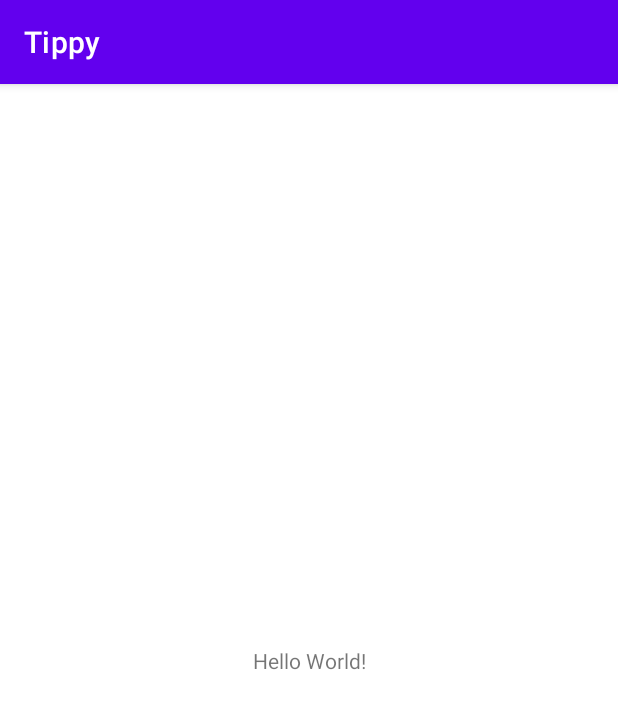
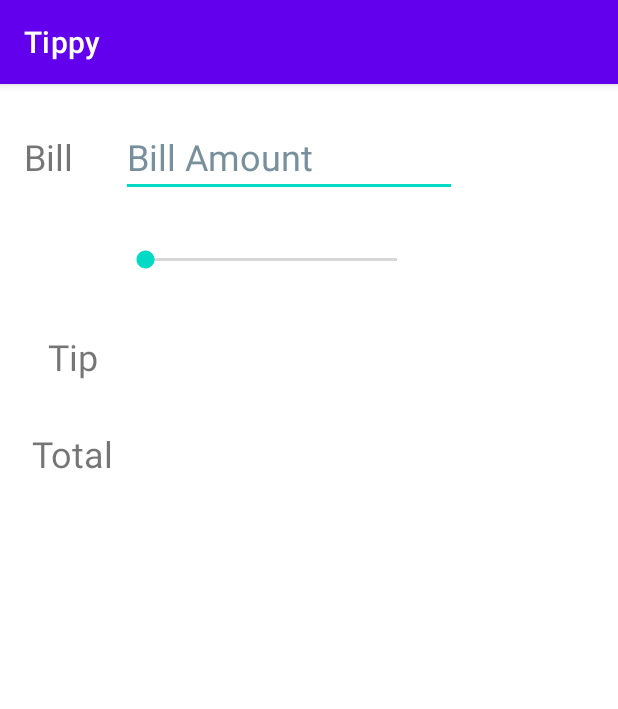
Before and after one commit to Mzazi25/tippy, an Android app: the screen it shows after launch (MainActivity), on a phone screen of 412 x 824 dp. Shown: the top 709 px of the screen. Run offline under Robolectric (Android 15) with nearby library versions, the phone set to English and light mode, and no system bars.

Commit message:
added 8 views and styled for the UI

```diff
--- a/app/src/main/res/layout/activity_main.xml
+++ b/app/src/main/res/layout/activity_main.xml
@@ -4,15 +4,102 @@
     xmlns:tools="http://schemas.android.com/tools"
     android:layout_width="match_parent"
     android:layout_height="match_parent"
-    tools:context=".MainActivity">
+    android:autofillHints="Bill Amount"
+    tools:context=".MainActivity"
+    tools:layout_editor_absoluteX="16dp"
+    tools:layout_editor_absoluteY="-16dp">
 
     <TextView
+        android:id="@+id/base_box"
         android:layout_width="wrap_content"
         android:layout_height="wrap_content"
-        android:text="Hello World!"
-        app:layout_constraintBottom_toBottomOf="parent"
-        app:layout_constraintEnd_toEndOf="parent"
+        android:layout_marginStart="32dp"
+        android:layout_marginTop="32dp"
+        android:text="@string/base1"
+        android:textSize="24sp"
+        app:layout_constraintEnd_toEndOf="@+id/Percent_box"
+        app:layout_constraintHorizontal_bias="1.0"
         app:layout_constraintStart_toStartOf="parent"
         app:layout_constraintTop_toTopOf="parent" />
 
+    <TextView
+        android:id="@+id/Percent_box"
+        android:layout_width="wrap_content"
+        android:layout_height="wrap_content"
+        android:layout_marginStart="32dp"
+        android:layout_marginTop="36dp"
+        android:textSize="24sp"
+        android:textStyle="bold"
+        app:layout_constraintEnd_toEndOf="@+id/Tip_box"
+        app:layout_constraintStart_toStartOf="parent"
+        app:layout_constraintTop_toBottomOf="@+id/base_box"
+        tools:text="24%" />
+
+    <TextView
+        android:id="@+id/Tip_box"
+        android:layout_width="wrap_content"
+        android:layout_height="wrap_content"
+        android:layout_marginStart="32dp"
+        android:layout_marginTop="32dp"
+        android:text="@string/tip"
+        android:textSize="24sp"
+        app:layout_constraintStart_toStartOf="parent"
+        app:layout_constraintTop_toBottomOf="@+id/Percent_box" />
+
+    <EditText
+        android:id="@+id/text_base_box"
+        android:layout_width="wrap_content"
+        android:layout_height="wrap_content"
+        android:layout_marginStart="32dp"
+        android:autofillHints=""
+        android:ems="8"
+        android:hint="@string/bill_amount"
+        android:inputType="numberDecimal"
+        android:textColorHint="#78909C"
+        android:textSize="24sp"
+        app:layout_constraintBottom_toBottomOf="@+id/base_box"
+        app:layout_constraintStart_toEndOf="@+id/base_box"
+        app:layout_constraintTop_toTopOf="@+id/base_box" />
+
+    <SeekBar
+        android:id="@+id/seek_bar_box"
+        android:layout_width="200dp"
+        android:layout_height="wrap_content"
+        android:max="30"
+        app:layout_constraintBottom_toBottomOf="@+id/Percent_box"
+        app:layout_constraintStart_toStartOf="@+id/text_base_box"
+        app:layout_constraintTop_toTopOf="@+id/Percent_box" />
+
+    <TextView
+        android:id="@+id/tip_box_2"
+        android:layout_width="200dp"
+        android:layout_height="wrap_content"
+        android:textSize="24sp"
+        app:layout_constraintBottom_toBottomOf="@+id/Tip_box"
+        app:layout_constraintStart_toStartOf="@+id/seek_bar_box"
+        app:layout_constraintTop_toTopOf="@+id/Tip_box"
+        tools:text="19.96" />
+
+    <TextView
+        android:id="@+id/total_box_final"
+        android:layout_width="wrap_content"
+        android:layout_height="wrap_content"
+        android:layout_marginStart="32dp"
+        android:layout_marginTop="32dp"
+        android:text="@string/Total"
+        android:textSize="24sp"
+        app:layout_constraintEnd_toEndOf="@+id/Tip_box"
+        app:layout_constraintStart_toStartOf="parent"
+        app:layout_constraintTop_toBottomOf="@+id/Tip_box" />
+
+    <TextView
+        android:id="@+id/tip_total"
+        android:layout_width="wrap_content"
+        android:layout_height="wrap_content"
+        app:layout_constraintBottom_toBottomOf="@+id/total_box_final"
+        app:layout_constraintStart_toStartOf="@+id/tip_box_2"
+        app:layout_constraintTop_toTopOf="@+id/total_box_final"
+        android:textSize="24sp"
+        tools:text="103.36" />
+
 </androidx.constraintlayout.widget.ConstraintLayout>
--- a/app/src/main/res/values/strings.xml
+++ b/app/src/main/res/values/strings.xml
@@ -1,3 +1,8 @@
 <resources>
     <string name="app_name">Tippy</string>
+    <string name="total">Total</string>
+    <string name="base1">Bill</string>
+    <string name="tip">Tip</string>
+    <string name="bill_amount">Bill Amount</string>
+    <string name="Total">Total</string>
 </resources>
```
